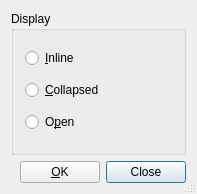
Qt form src/frontends/qt4/ui/ERTUi.ui (cburschka/lyx) before a commit.
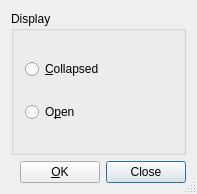
The same form after that commit.

Diff of the .ui file:
```diff
--- a/src/frontends/qt4/ui/ERTUi.ui
+++ b/src/frontends/qt4/ui/ERTUi.ui
@@ -37,17 +37,7 @@
       <property name="spacing" >
        <number>6</number>
       </property>
-      <item>
-       <widget class="QRadioButton" name="inlineRB" >
-        <property name="toolTip" >
-         <string>Show ERT inline</string>
-        </property>
-        <property name="text" >
-         <string>&amp;Inline</string>
-        </property>
-       </widget>
-      </item>
-      <item>
+     <item>
        <widget class="QRadioButton" name="collapsedRB" >
         <property name="toolTip" >
          <string>Show ERT button only</string>
```
